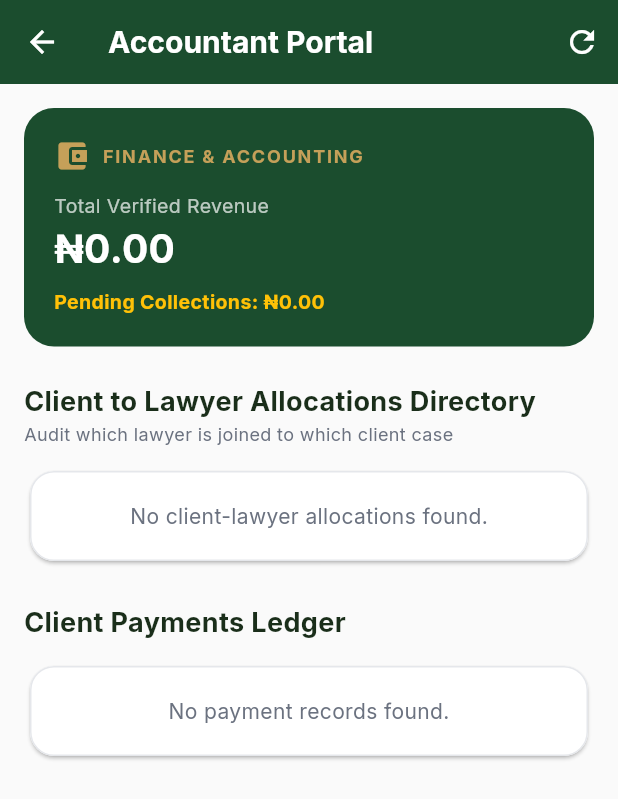
After one commit to Omatsulijoshua/Midlex-LLP, a Flutter app: the AccountantDashboardScreen screen opened directly, on a phone screen of 412 x 824 dp. The commit adds this screen. Shown: the top 799 px of the screen. Run offline on Flutter 3.47's test engine with Material 3 defaults, Android fonts, the phone set to English and light mode, and no system bars; our stand-ins replace google_fonts, shared_preferences; accounts and stored records are empty; statements that could not run were skipped.

Commit message:
Implement Accountant Dashboard, AI Chat Takeover, Shareable Case Files, and Input Text Styling in Flutter mobile app

```diff
--- a/mobile/lib/models/user_model.dart
+++ b/mobile/lib/models/user_model.dart
@@ -40,4 +40,5 @@ class UserModel {
   bool get isAdmin => role == 'ADMIN';
   bool get isLawyer => role == 'LAWYER';
   bool get isClient => role == 'CLIENT';
+  bool get isAccountant => role == 'ACCOUNTANT';
 }
--- /dev/null
+++ b/mobile/lib/screens/dashboard/accountant_dashboard_screen.dart
@@ -0,0 +1,312 @@
+import 'package:flutter/material.dart';
+import '../../config/theme.dart';
+import '../../services/api_service.dart';
+
+class AccountantDashboardScreen extends StatefulWidget {
+  const AccountantDashboardScreen({super.key});
+
+  @override
+  State<AccountantDashboardScreen> createState() => _AccountantDashboardScreenState();
+}
+
+class _AccountantDashboardScreenState extends State<AccountantDashboardScreen> {
+  final ApiService _apiService = ApiService();
+  bool _isLoading = true;
+  List<dynamic> _allocations = [];
+  List<dynamic> _payments = [];
+
+  @override
+  void initState() {
+    super.initState();
+    _fetchAccountantData();
+  }
+
+  Future<void> _fetchAccountantData() async {
+    setState(() => _isLoading = true);
+    try {
+      final allocData = await _apiService.get('/cases/allocations');
+      final payData = await _apiService.get('/payments');
+      setState(() {
+        _allocations = allocData is List ? allocData : [];
+        _payments = payData is List ? payData : [];
+      });
+    } catch (e) {
+      if (mounted) {
+        ScaffoldMessenger.of(context).showSnackBar(
+          SnackBar(content: Text('Failed to load accountant data: $e')),
+        );
+      }
+    } finally {
+      if (mounted) setState(() => _isLoading = false);
+    }
+  }
+
+  Future<void> _verifyPayment(String paymentId, String status) async {
+    try {
+      await _apiService.patch('/payments/$paymentId/verify', {
+        'status': status,
+        'note': 'Verified via Mobile Accountant Portal',
+      });
+      if (mounted) {
+        ScaffoldMessenger.of(context).showSnackBar(
+          SnackBar(content: Text('Payment verification updated to $status')),
+        );
+      }
+      _fetchAccountantData();
+    } catch (e) {
+      if (mounted) {
+        ScaffoldMessenger.of(context).showSnackBar(
+          SnackBar(content: Text('Verification error: $e')),
+        );
+      }
+    }
+  }
+
+  @override
+  Widget build(BuildContext context) {
+    final double totalRevenue = _payments
+        .where((p) => p['status'] == 'SUCCESS')
+        .fold(0.0, (sum, p) => sum + (p['amount'] ?? 0).toDouble());
+
+    final double totalPending = _payments
+        .where((p) => p['status'] == 'PENDING')
+        .fold(0.0, (sum, p) => sum + (p['amount'] ?? 0).toDouble());
+
+    return Scaffold(
+      appBar: AppBar(
+        title: const Text('Accountant Portal'),
+        actions: [
+          IconButton(
+            icon: const Icon(Icons.refresh),
+            onPressed: _fetchAccountantData,
+          ),
+        ],
+      ),
+      body: _isLoading
+          ? const Center(child: CircularProgressIndicator())
+          : SingleChildScrollView(
+              padding: const EdgeInsets.all(16),
+              child: Column(
+                crossAxisAlignment: CrossAxisAlignment.start,
+                children: [
+                  // Financial Overview Banner
+                  Container(
+                    width: double.infinity,
+                    padding: const EdgeInsets.all(20),
+                    decoration: BoxDecoration(
+                      color: AppTheme.primary,
+                      borderRadius: BorderRadius.circular(20),
+                    ),
+                    child: Column(
+                      crossAxisAlignment: CrossAxisAlignment.start,
+                      children: [
+                        const Row(
+                          children: [
+                            Icon(Icons.account_balance_wallet, color: AppTheme.secondary),
+                            SizedBox(width: 8),
+                            Text(
+                              'FINANCE & ACCOUNTING',
+                              style: TextStyle(
+                                color: AppTheme.secondary,
+                                fontSize: 12,
+                                fontWeight: FontWeight.bold,
+                                letterSpacing: 1.2,
+                              ),
+                            ),
+                          ],
+                        ),
+                        const SizedBox(height: 12),
+                        const Text(
+                          'Total Verified Revenue',
+                          style: TextStyle(color: Colors.white70, fontSize: 13),
+                        ),
+                        Text(
+                          '₦${totalRevenue.toStringAsFixed(2)}',
+                          style: const TextStyle(
+                            color: Colors.white,
+                            fontSize: 26,
+                            fontWeight: FontWeight.bold,
+                          ),
+                        ),
+                        const SizedBox(height: 8),
+                        Text(
+                          'Pending Collections: ₦${totalPending.toStringAsFixed(2)}',
+                          style: const TextStyle(color: Colors.amber, fontWeight: FontWeight.bold, fontSize: 13),
+                        ),
+                      ],
+                    ),
+                  ),
+
+                  const SizedBox(height: 24),
+
+                  // Client-Lawyer Directory Section
+                  const Text(
+                    'Client to Lawyer Allocations Directory',
+                    style: TextStyle(fontSize: 18, fontWeight: FontWeight.bold, color: AppTheme.textDark),
+                  ),
+                  const Text(
+                    'Audit which lawyer is joined to which client case',
+                    style: TextStyle(fontSize: 12, color: AppTheme.textMuted),
+                  ),
+                  const SizedBox(height: 12),
+
+                  _allocations.isEmpty
+                      ? const Card(
+                          child: Padding(
+                            padding: EdgeInsets.all(20),
+                            child: Center(child: Text('No client-lawyer allocations found.')),
+                          ),
+                        )
+                      : ListView.builder(
+                          shrinkWrap: true,
+                          physics: const NeverScrollableScrollPhysics(),
+                          itemCount: _allocations.length,
+                          itemBuilder: (context, index) {
+                            final item = _allocations[index];
+                            final client = item['client'] ?? {};
+                            final lawyer = item['lawyer'] ?? {};
+                            final String lawyerName = lawyer['name'] ?? 'Unassigned';
+                            final double paid = (item['totalPaid'] ?? 0).toDouble();
+
+                            return Card(
+                              margin: const EdgeInsets.only(bottom: 12),
+                              child: Padding(
+                                padding: const EdgeInsets.all(14),
+                                child: Column(
+                                  crossAxisAlignment: CrossAxisAlignment.start,
+                                  children: [
+                                    Row(
+                                      mainAxisAlignment: MainAxisAlignment.between,
+                                      children: [
+                                        Expanded(
+                                          child: Text(
+                                            item['title'] ?? 'Case File',
+                                            style: const TextStyle(fontWeight: FontWeight.bold, fontSize: 16),
+                                          ),
+                                        ),
+                                        Chip(
+                                          label: Text(
+                                            item['status'] ?? 'OPEN',
+                                            style: const TextStyle(fontSize: 10, fontWeight: FontWeight.bold),
+                                          ),
+                                          backgroundColor: Colors.green.shade50,
+                                        ),
+                                      ],
+                                    ),
+                                    const Divider(),
+                                    Row(
+                                      children: [
+                                        const Icon(Icons.person, size: 16, color: Colors.grey),
+                                        const SizedBox(width: 6),
+                                        Text('Client: ', style: const TextStyle(fontWeight: FontWeight.bold, fontSize: 13)),
+                                        Expanded(
+                                          child: Text(
+                                            '${client['name'] ?? 'Client'} (${client['email'] ?? '-'})',
+                                            style: const TextStyle(fontSize: 13),
+                                          ),
+                                        ),
+                                      ],
+                                    ),
+                                    const SizedBox(height: 6),
+                                    Row(
+                                      children: [
+                                        const Icon(Icons.gavel, size: 16, color: AppTheme.primary),
+                                        const SizedBox(width: 6),
+                                        const Text('Joined Lawyer: ', style: TextStyle(fontWeight: FontWeight.bold, fontSize: 13)),
+                                        Expanded(
+                                          child: Text(
+                                            lawyerName,
+                                            style: TextStyle(
+                                              fontSize: 13,
+                                              fontWeight: FontWeight.bold,
+                                              color: lawyerName != 'Unassigned' ? AppTheme.primary : Colors.orange,
+                                            ),
+                                          ),
+                                        ),
+                                      ],
+                                    ),
+                                    const SizedBox(height: 8),
+                                    Row(
+                                      mainAxisAlignment: MainAxisAlignment.between,
+                                      children: [
+                                        Text(
+                                          'Paid: ₦${paid.toStringAsFixed(2)}',
+                                          style: const TextStyle(fontWeight: FontWeight.bold, color: Colors.green),
+                                        ),
+                                        Text(
+                                          'Pending: ₦${(item['totalPending'] ?? 0).toDouble().toStringAsFixed(2)}',
+                                          style: const TextStyle(fontWeight: FontWeight.bold, color: Colors.amber),
+                                        ),
+                                      ],
+                                    ),
+                                  ],
+                                ),
+                              ),
+                            );
+                          },
+                        ),
+
+                  const SizedBox(height: 24),
+
+                  // Client Payments Ledger & Verification
+                  const Text(
+                    'Client Payments Ledger',
+                    style: TextStyle(fontSize: 18, fontWeight: FontWeight.bold, color: AppTheme.textDark),
+                  ),
+                  const SizedBox(height: 12),
+
+                  _payments.isEmpty
+                      ? const Card(
+                          child: Padding(
+                            padding: EdgeInsets.all(20),
+                            child: Center(child: Text('No payment records found.')),
+                          ),
+                        )
+                      : ListView.builder(
+                          shrinkWrap: true,
+                          physics: const NeverScrollableScrollPhysics(),
+                          itemCount: _payments.length,
+                          itemBuilder: (context, index) {
+                            final p = _payments[index];
+                            final String status = p['status'] ?? 'PENDING';
+                            final double amount = (p['amount'] ?? 0).toDouble();
+
+                            return Card(
+                              margin: const EdgeInsets.only(bottom: 10),
+                              child: ListTile(
+                                leading: Icon(
+                                  status == 'SUCCESS' ? Icons.check_circle : Icons.pending,
+                                  color: status == 'SUCCESS' ? Colors.green : Colors.amber,
+                                ),
+                                title: Text(
+                                  '₦${amount.toStringAsFixed(2)} - ${p['client']?['name'] ?? 'Client'}',
+                                  style: const TextStyle(fontWeight: FontWeight.bold),
+                                ),
+                                subtitle: Text('Ref: ${p['txRef'] ?? '-'} • Case: ${p['case']?['title'] ?? '-'}'),
+                                trailing: status == 'PENDING'
+                                    ? ElevatedButton(
+                                        onPressed: () => _verifyPayment(p['id'], 'SUCCESS'),
+                                        style: ElevatedButton.styleFrom(
+                                          backgroundColor: Colors.green,
+                                          padding: const EdgeInsets.symmetric(horizontal: 10, vertical: 4),
+                                        ),
+                                        child: const Text('Verify', style: TextStyle(fontSize: 11)),
+                                      )
+                                    : Text(
+                                        status,
+                                        style: TextStyle(
+                                          fontSize: 12,
+                                          fontWeight: FontWeight.bold,
+                                          color: status == 'SUCCESS' ? Colors.green : Colors.red,
+                                        ),
+                                      ),
+                              ),
+                            );
+                          },
+                        ),
+                ],
+              ),
+            ),
+    );
+  }
+}
```
Also changed, not shown: mobile/lib/screens/dashboard/case_detail_screen.dart (+26 -0 lines), mobile/lib/screens/dashboard/chat_screen.dart (+85 -1 lines), mobile/lib/screens/dashboard/dashboard_screen.dart (+12 -5 lines).
